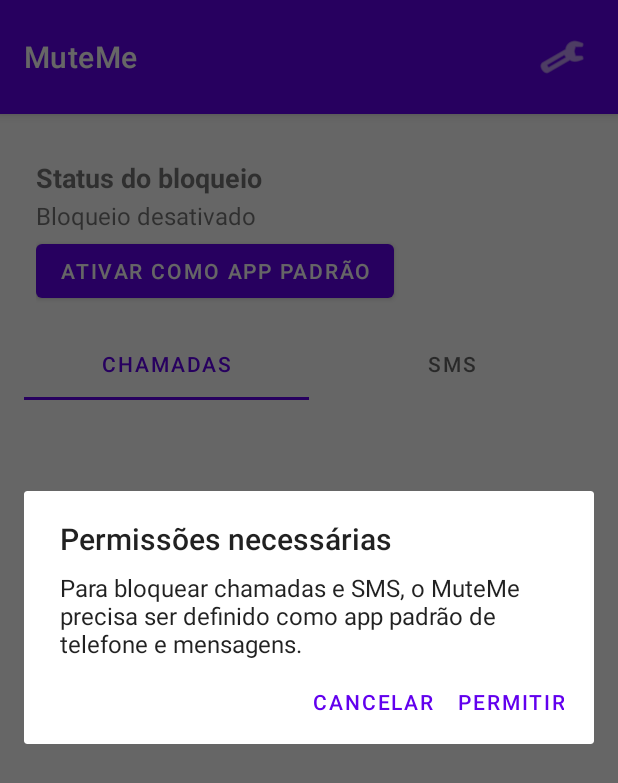
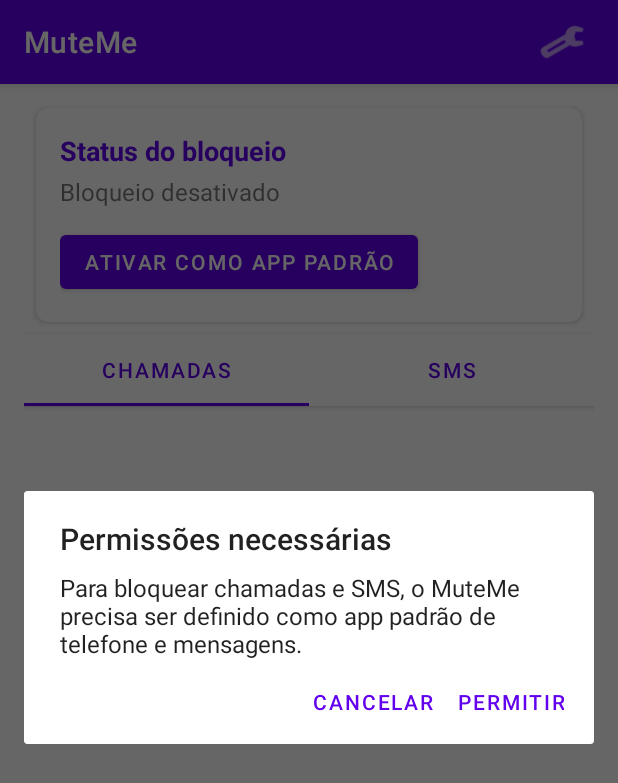
Before and after one commit to alexismoura/Mute-me, an Android app built with Jetpack Compose: the screen it shows after launch (MainActivity), on a phone screen of 412 x 824 dp. Shown: the top 783 px of the screen. Run offline under Robolectric (Android 15) with nearby library versions, the phone set to English and light mode, and no system bars; our stand-ins replace AdMob, Room's generated code.

Commit message:
Ajuste layout

```diff
--- a/app/src/main/res/layout/dashboard_fragment.xml
+++ b/app/src/main/res/layout/dashboard_fragment.xml
@@ -1,46 +1,60 @@
+<?xml version="1.0" encoding="utf-8"?>
 <LinearLayout xmlns:android="http://schemas.android.com/apk/res/android"
+    xmlns:app="http://schemas.android.com/apk/res-auto"
     android:orientation="vertical"
     android:layout_width="match_parent"
     android:layout_height="match_parent">
 
-    <LinearLayout
+    <com.google.android.material.card.MaterialCardView
         android:id="@+id/block_status_container"
         android:layout_width="match_parent"
         android:layout_height="wrap_content"
-        android:layout_marginBottom="6dp"
-        android:background="#00ECECEC"
+        android:layout_margin="8dp"
+        app:cardCornerRadius="8dp"
+        app:cardElevation="2dp">
+
+        <LinearLayout
+            android:layout_width="match_parent"
+            android:layout_height="wrap_content"
             android:orientation="vertical"
-        android:padding="8dp">
+            android:padding="16dp">
 
             <TextView
                 android:id="@+id/txtStatusTitulo"
                 android:layout_width="wrap_content"
                 android:layout_height="wrap_content"
-            android:layout_marginBottom="2dp"
-            android:layout_marginTop="6dp"
                 android:text="Status do bloqueio"
                 android:textSize="18sp"
-            android:textStyle="bold" />
+                android:textStyle="bold"
+                android:textColor="?attr/colorPrimary" />
 
             <TextView
                 android:id="@+id/txtStatusValor"
                 android:layout_width="wrap_content"
                 android:layout_height="wrap_content"
-            android:layout_marginBottom="2dp"
+                android:layout_marginTop="4dp"
+                android:layout_marginBottom="12dp"
                 android:text="Verificando..."
                 android:textSize="16sp" />
 
-        <Button
+            <com.google.android.material.button.MaterialButton
                 android:id="@+id/btnDefinirComoPadrao"
                 android:layout_width="wrap_content"
                 android:layout_height="wrap_content"
-            android:text="Ativar como app padrão" />
+                android:text="Ativar como app padrão"
+                style="@style/Widget.MaterialComponents.Button" />
         </LinearLayout>
+    </com.google.android.material.card.MaterialCardView>
 
     <com.google.android.material.tabs.TabLayout
         android:id="@+id/tabLayout"
         android:layout_width="match_parent"
-        android:layout_height="wrap_content"/>
+        android:layout_height="wrap_content"
+        android:background="@android:color/white"
+        app:tabTextColor="?attr/colorPrimary"
+        app:tabSelectedTextColor="?attr/colorPrimary"
+        app:tabIndicatorColor="?attr/colorPrimary"
+        android:elevation="2dp"/>
 
     <androidx.viewpager2.widget.ViewPager2
         android:id="@+id/viewPager"
@@ -52,8 +66,6 @@
         android:id="@+id/conteudo_detalhe"
         android:layout_width="match_parent"
         android:layout_height="wrap_content"
-        android:layout_marginTop="8dp"
-        android:layout_marginBottom="8dp" />
-
+        android:layout_margin="8dp" />
 
 </LinearLayout>
--- a/app/src/main/res/layout/list_item_historico.xml
+++ b/app/src/main/res/layout/list_item_historico.xml
@@ -1,3 +1,4 @@
+<?xml version="1.0" encoding="utf-8"?>
 <androidx.cardview.widget.CardView xmlns:android="http://schemas.android.com/apk/res/android"
     xmlns:card_view="http://schemas.android.com/apk/res-auto"
     android:layout_width="match_parent"
@@ -11,7 +12,6 @@
         android:layout_width="match_parent"
         android:layout_height="wrap_content"
         android:orientation="vertical"
-        android:background="?android:textColorPrimary"
         android:padding="16dp">
 
         <TextView
@@ -21,7 +21,7 @@
             android:text="Título"
             android:textStyle="bold"
             android:textSize="18sp"
-            android:textColor="@android:color/black" />
+            android:textColor="?android:attr/textColorPrimary" />
 
         <TextView
             android:id="@+id/content"
@@ -29,7 +29,7 @@
             android:layout_height="wrap_content"
             android:text="Subtítulo ou descrição"
             android:textSize="14sp"
-            android:textColor="@android:color/darker_gray"
+            android:textColor="?android:attr/textColorSecondary"
             android:layout_marginTop="4dp" />
     </LinearLayout>
 </androidx.cardview.widget.CardView>
--- a/app/src/main/res/layout/main_activity.xml
+++ b/app/src/main/res/layout/main_activity.xml
@@ -15,8 +15,8 @@
         <androidx.appcompat.widget.Toolbar
             android:id="@+id/toolbar"
             android:layout_width="match_parent"
-            android:layout_height="match_parent"
-            android:padding="10dp"
+            android:layout_height="?attr/actionBarSize"
+            android:background="?attr/colorPrimary"
             android:theme="@style/ThemeOverlay.AppCompat.ActionBar"
             android:popupTheme="@style/Theme.Muteme.NoActionBar"
             app:titleTextColor="?attr/colorOnPrimary"
@@ -24,25 +24,25 @@
 
     </com.google.android.material.appbar.AppBarLayout>
 
-    <!-- Container para Fragments -->
+    <!-- Container para Fragments com margem inferior para o banner -->
     <FrameLayout
         android:id="@+id/frameLayout"
         android:layout_width="match_parent"
-        android:layout_height="wrap_content"
-        android:layout_margin="16dp"
-        app:layout_behavior="@string/appbar_scrolling_view_behavior"
-        android:layout_gravity="top"
-        android:layout_weight="1"
-        android:layout_marginBottom="60dp" />
+        android:layout_height="match_parent"
+        android:layout_marginHorizontal="16dp"
+        android:layout_marginTop="8dp"
+        android:layout_marginBottom="60dp"
+        app:layout_behavior="@string/appbar_scrolling_view_behavior" />
 
-    <!-- Banner Ad -->
+    <!-- Banner Ad com posicionamento fixo na parte inferior -->
     <com.google.android.gms.ads.AdView
         android:id="@+id/adView"
         android:layout_width="match_parent"
         android:layout_height="wrap_content"
-        android:layout_gravity="bottom|end"
+        android:layout_gravity="bottom|center_horizontal"
+        android:background="@android:color/white"
+        android:elevation="4dp"
         ads:adSize="BANNER"
         ads:adUnitId="ca-app-pub-8578368178484138/8522123276" />
 
-
 </androidx.coordinatorlayout.widget.CoordinatorLayout>
--- a/app/src/main/res/values/colors.xml
+++ b/app/src/main/res/values/colors.xml
@@ -7,4 +7,6 @@
     <color name="teal_700">#FF018786</color>
     <color name="black">#FF000000</color>
     <color name="white">#FFFFFFFF</color>
+    <color name="dark_gray">#FF121212</color>
+    <color name="light_gray">#FFE0E0E0</color>
 </resources>
```
Lines whose indentation alone changed are shown as unchanged.
